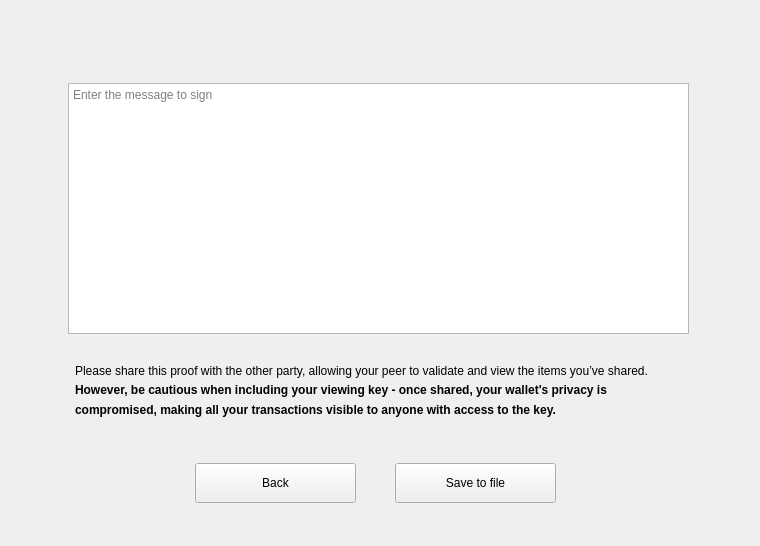
The window that windows_desktop/v_generateownershipproofresult_w.ui (mwcproject/mwc-qt-wallet) describes before a commit, drawn with Qt 5.
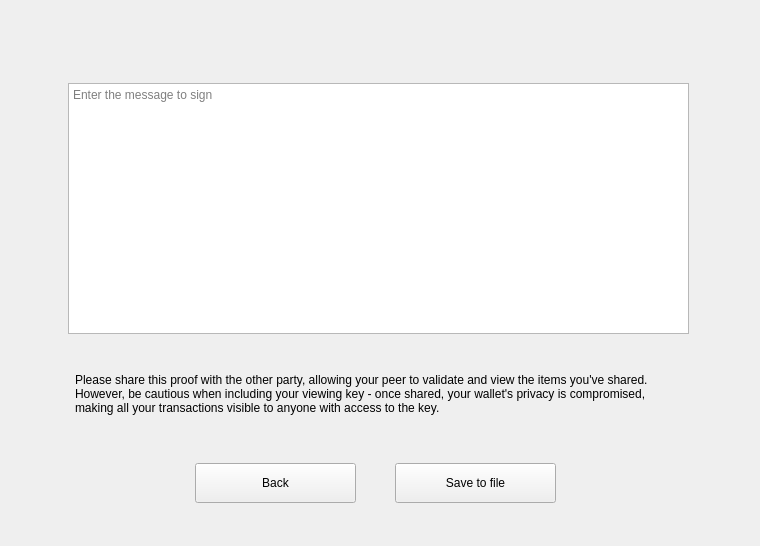
The same window after the commit. Custom widgets are drawn as their Qt base class.

Patch:
```diff
--- a/windows_desktop/v_generateownershipproofresult_w.ui
+++ b/windows_desktop/v_generateownershipproofresult_w.ui
@@ -81,12 +81,8 @@
          </size>
         </property>
         <property name="text">
-         <string>&lt;!DOCTYPE HTML PUBLIC &quot;-//W3C//DTD HTML 4.0//EN&quot; &quot;http://www.w3.org/TR/REC-html40/strict.dtd&quot;&gt;
-&lt;html&gt;&lt;head&gt;&lt;meta name=&quot;qrichtext&quot; content=&quot;1&quot; /&gt;&lt;style type=&quot;text/css&quot;&gt;
-p, li { white-space: pre-wrap; }
-&lt;/style&gt;&lt;/head&gt;&lt;body style=&quot;line-height:138%;&quot;&gt;
-&lt;p&gt;
-Please share this proof with the other party, allowing your peer to validate and view the items you’ve shared. &lt;br/&gt;&lt;b&gt;However, be cautious when including your viewing key - once shared, your wallet's privacy is compromised, making all your transactions visible to anyone with access to the key.&lt;/b&gt;&lt;/p&gt;&lt;/body&gt;&lt;/html&gt;</string>
+         <string>Please share this proof with the other party, allowing your peer to validate and view the items you've shared.
+However, be cautious when including your viewing key - once shared, your wallet's privacy is compromised, making all your transactions visible to anyone with access to the key.</string>
         </property>
         <property name="wordWrap">
          <bool>true</bool>
```
